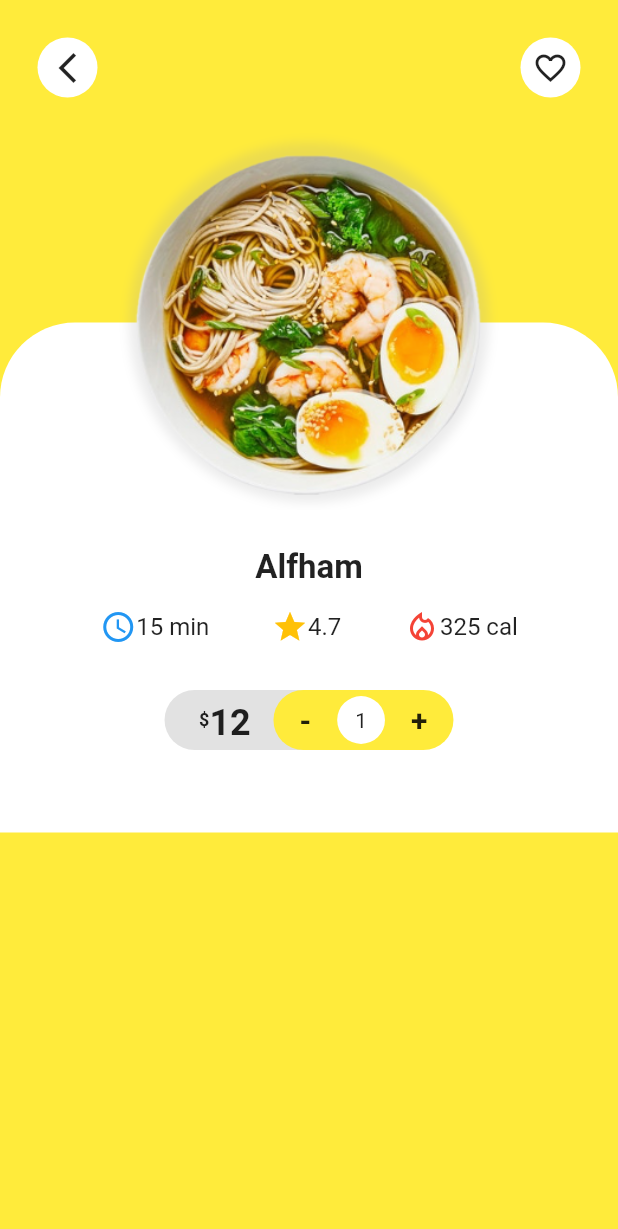
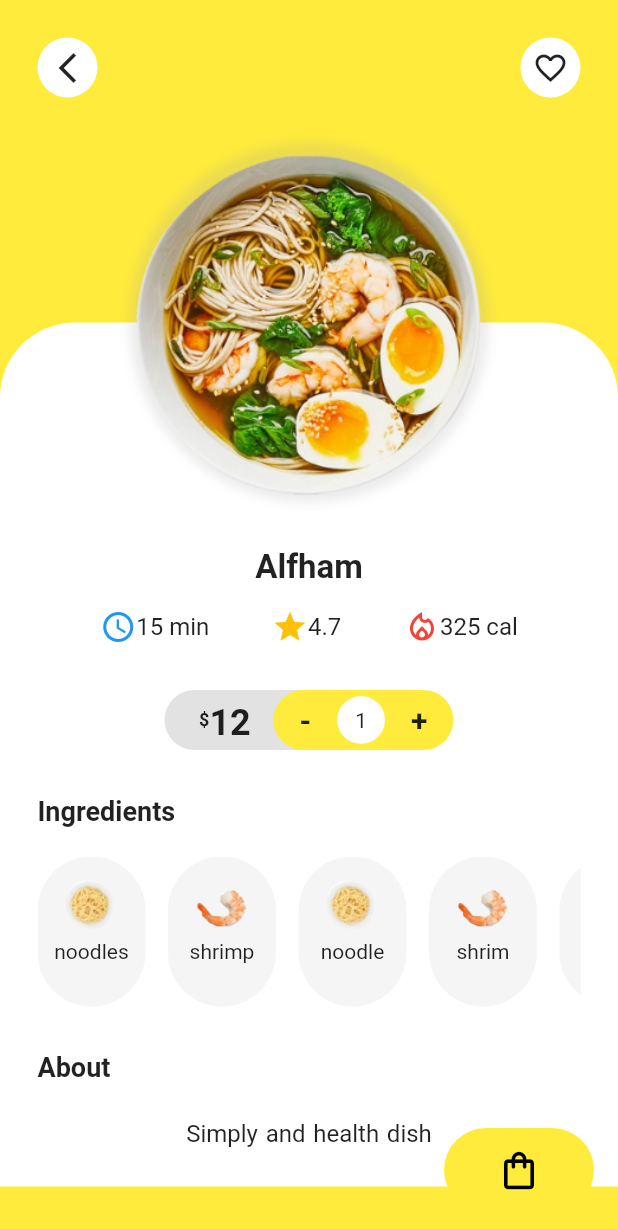
Before and after one commit to abdullakn/flutter_ui_food_deliver_app, a Flutter app: the DetailsPage screen opened directly with sample values from the repository, on a phone screen of 412 x 824 dp. Shown: the top 1229 px of the screen. Run offline on Flutter 3.47's test engine with Material 2 defaults, Android fonts, the phone set to English and light mode, and no system bars; our stand-ins replace smooth_page_indicator.

Commit message:
ingrediant list is completed

```diff
--- a/lib/models/food.dart
+++ b/lib/models/food.dart
@@ -37,7 +37,11 @@ class Food {
           quantity: 1,
           ingredients: [{
             'noodles':"assets/images/ingre1.png",
-            'shrimp':"assets/images/ingre2.png"
+            'shrimp':"assets/images/ingre2.png",
+            'noodle':"assets/images/ingre1.png",
+            'shrim':"assets/images/ingre2.png",
+            'nodles':"assets/images/ingre1.png",
+            'shimp':"assets/images/ingre2.png"
           }],
           about: "Simply and health dish",
           highlights: true),
--- a/lib/screens/details/detail.dart
+++ b/lib/screens/details/detail.dart
@@ -21,6 +21,26 @@ class DetailsPage extends StatelessWidget {
           ],
         ),
       ) ),
-    );
+      floatingActionButton: Container(
+        width: 100,
+        height: 56,
+        child: RawMaterialButton(
+          fillColor: Colors.yellow,
+          shape: RoundedRectangleBorder(
+            borderRadius: BorderRadius.circular(50)
+          ),
+          elevation: 0,
+          child: Row(
+            mainAxisAlignment: MainAxisAlignment.spaceEvenly,
+            children: [
+              Icon(Icons.shopping_bag_outlined,color: Colors.black,size: 30,)
+
+            ],
+          ),
+          onPressed: (){},
+        )),
+
+      );
+
   }
 }
--- a/lib/screens/details/widgets/food_details.dart
+++ b/lib/screens/details/widgets/food_details.dart
@@ -1,6 +1,7 @@
 import 'package:flutter/material.dart';
 import 'package:food_delivery_app/models/food.dart';
 import 'package:food_delivery_app/screens/details/widgets/food_quantity.dart';
+import 'package:food_delivery_app/screens/details/widgets/ingredient_card.dart';
 
 class FoodDetails extends StatelessWidget {
   final Food food;
@@ -8,6 +9,10 @@ class FoodDetails extends StatelessWidget {
 
   @override
   Widget build(BuildContext context) {
+    final ingredients = food.ingredients[0].keys.toList();
+    final ingredientImage = food.ingredients[0].values.toList();
+    // print(ingredients);
+    // print(ingredientImage);
     return Container(
       padding: EdgeInsets.all(25),
       color: Colors.white,
@@ -38,6 +43,49 @@ class FoodDetails extends StatelessWidget {
           SizedBox(
             height: 30,
           ),
+          Row(
+            children: [
+              Text(
+                'Ingredients',
+                style: TextStyle(
+                  fontSize: 18,
+                  fontWeight: FontWeight.bold,
+                ),
+              ),
+              SizedBox(
+                height: 15,
+              ),
+            ],
+          ),
+          Container(
+            margin: EdgeInsets.only(top: 20),
+            height: 100,
+            child: ListView.separated(
+                scrollDirection: Axis.horizontal,
+                itemBuilder: (context, index) => IngredientsCard(
+                    image: ingredientImage[index], text: ingredients[index]),
+                separatorBuilder: (_, index) => SizedBox(
+                      width: 15,
+                    ),
+                itemCount: ingredients.length),
+          ),
+          SizedBox(
+            height: 30,
+          ),
+          Row(
+            children: [
+              const Text(
+                'About',
+                style: TextStyle(
+                  fontSize: 18,
+                  fontWeight: FontWeight.bold,
+                ),
+              ),
+
+            ],
+          ),
+          SizedBox(height: 20,),
+          Text(food.about,style: TextStyle(wordSpacing: 1.2,height: 1.5,fontSize: 16),)
         ],
       ),
     );
--- /dev/null
+++ b/lib/screens/details/widgets/ingredient_card.dart
@@ -0,0 +1,26 @@
+import 'package:flutter/material.dart';
+
+class IngredientsCard extends StatelessWidget {
+  final String image;
+  final String text;
+  const IngredientsCard({required this.image, required this.text});
+
+  @override
+  Widget build(BuildContext context) {
+    return Container(
+
+      padding: EdgeInsets.all(10),
+      decoration: BoxDecoration(
+          color: Colors.grey.withOpacity(0.1), borderRadius: BorderRadius.circular(40)),
+      child: Column(
+        children: [
+          Image.asset(
+            image,
+            width: 52,
+          ),
+          Text(text)
+        ],
+      ),
+    );
+  }
+}
```
